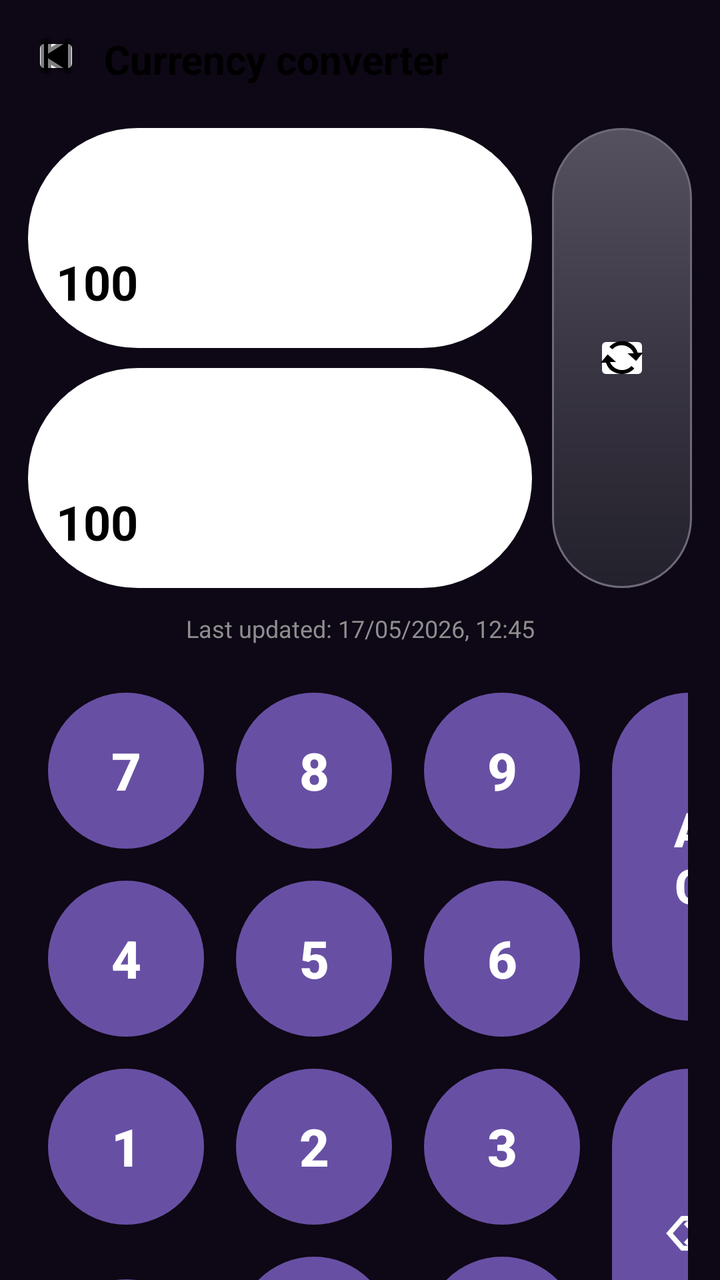
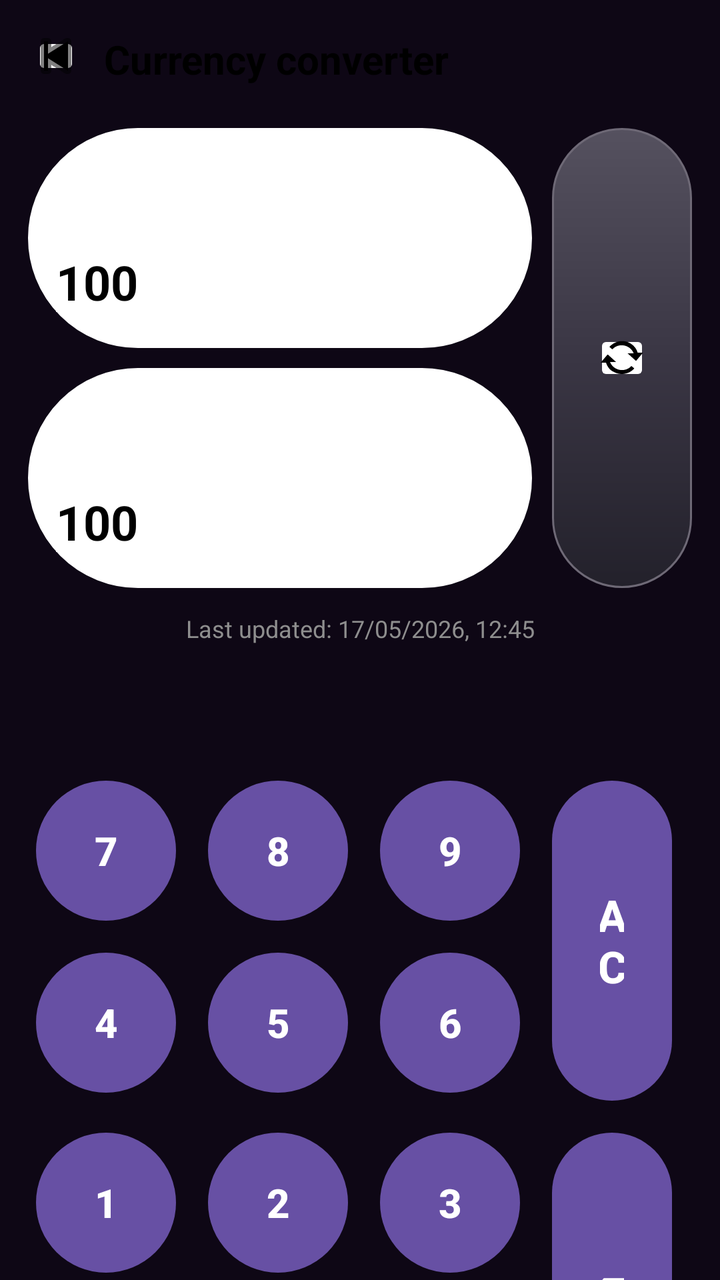

Two renders of the same Android screen: before a commit and after it. Below are the layout's source before the change and the commit's diff.
<!-- AndroidManifest.xml: application theme Theme.Calculator -->
<!-- res/layout/currency_page.xml -->
<?xml version="1.0" encoding="utf-8"?>
<androidx.constraintlayout.widget.ConstraintLayout
    xmlns:android="http://schemas.android.com/apk/res/android"
    xmlns:app="http://schemas.android.com/apk/res-auto"
    xmlns:tools="http://schemas.android.com/tools"
    android:layout_width="match_parent"
    android:layout_height="match_parent"
    android:background="#0E0715"
    tools:context=".CurrencyPage"
    android:fitsSystemWindows="true">

    
    <ImageButton
        android:id="@+id/btnBack"
        android:layout_width="24dp"
        android:layout_height="24dp"
        android:layout_marginStart="16dp"
        android:layout_marginTop="16dp"
        android:src="@android:drawable/ic_media_previous"
        app:tint="?attr/calcButtonText"
        android:backgroundTint="?attr/calcButtonBackground"
        app:layout_constraintStart_toStartOf="parent"
        app:layout_constraintTop_toTopOf="parent"
        android:onClick="showMeasurements"/>

    
    <TextView
        android:id="@+id/txtTitle"
        android:layout_width="wrap_content"
        android:layout_height="wrap_content"
        android:text="Currency converter"
        android:textColor="?attr/calcButtonText"
        android:backgroundTint="?attr/calcButtonBackground"
        android:textSize="20sp"
        android:textStyle="bold"
        android:layout_marginStart="12dp"
        app:layout_constraintStart_toEndOf="@id/btnBack"
        app:layout_constraintTop_toTopOf="@id/btnBack"
        />

    
    <LinearLayout
        android:id="@+id/topContainer"
        android:layout_width="0dp"
        android:layout_height="wrap_content"
        android:orientation="horizontal"
        android:layout_marginTop="24dp"
        android:layout_marginStart="14dp"
        android:layout_marginEnd="14dp"
        app:layout_constraintTop_toBottomOf="@id/btnBack"
        app:layout_constraintStart_toStartOf="parent"
        app:layout_constraintEnd_toEndOf="parent"
        android:backgroundTint="?attr/calcButtonBackground">

        
        <LinearLayout
            android:layout_width="0dp"
            android:layout_height="wrap_content"
            android:layout_weight="1"
            android:orientation="vertical"
            android:backgroundTint="?attr/calcButtonBackground">

            
            <LinearLayout
                android:layout_width="match_parent"
                android:layout_height="110dp"
                android:background="@drawable/card_bg"
                android:orientation="vertical"
                android:padding="10dp"
                android:backgroundTint="?attr/calcButtonBackground">

                <Spinner
                    android:layout_width="wrap_content"
                    android:layout_height="wrap_content"
                    android:id="@+id/sp1"
                    android:minHeight="45dp"
                    android:textColor="?attr/calcButtonText"
                    android:backgroundTint="?attr/calcButtonBackground"/>

                <EditText
                    android:id="@+id/edcc1"
                    android:layout_width="wrap_content"
                    android:layout_height="wrap_content"
                    android:backgroundTint="?attr/calcButtonBackground"
                    android:textColor="?attr/calcButtonText"
                    android:textSize="24sp"
                    android:text="100"
                    android:textStyle="bold"/>
            </LinearLayout>

            
            <Space
                android:layout_width="match_parent"
                android:layout_height="10dp"/>

            
            <LinearLayout
                android:layout_width="match_parent"
                android:layout_height="110dp"
                android:background="@drawable/card_bg"
                android:backgroundTint="?attr/calcButtonBackground"
                android:orientation="vertical"
                android:padding="10dp">

                <Spinner
                    android:layout_width="wrap_content"
                    android:layout_height="wrap_content"
                    android:id="@+id/sp2"
                    android:minHeight="45dp"
                    android:textColor="?attr/calcButtonText"
                    android:backgroundTint="?attr/calcButtonBackground"/>

                <EditText
                    android:id="@+id/edcc2"
                    android:layout_width="wrap_content"
                    android:layout_height="wrap_content"
                    android:backgroundTint="?attr/calcButtonBackground"
                    android:textColor="?attr/calcButtonText"
                    android:textSize="24sp"
                    android:text="100"
                    android:textStyle="bold"/>
            </LinearLayout>

        </LinearLayout>

        
        <LinearLayout
            android:id="@+id/btnSwap"
            android:layout_width="70dp"
            android:layout_height="230dp"
            android:layout_marginStart="10dp"
            android:background="@drawable/card_bg"
            android:gravity="center"
            android:orientation="vertical">

            <ImageButton
                android:layout_width="28dp"
                android:layout_height="28dp"
                android:src="@android:drawable/stat_notify_sync"
                android:tint="?attr/calcButtonText"
                android:backgroundTint="?attr/calcButtonBackground"
                android:onClick="swap"/>
        </LinearLayout>

    </LinearLayout>

    
    <TextView
        android:id="@+id/txtUpdated"
        android:layout_width="wrap_content"
        android:layout_height="wrap_content"
        android:text="Last updated: 17/05/2026, 12:45"
        android:textColor="#8E8E8E"
        android:textSize="12sp"
        android:layout_marginTop="12dp"
        app:layout_constraintTop_toBottomOf="@id/topContainer"
        app:layout_constraintStart_toStartOf="parent"
        app:layout_constraintEnd_toEndOf="parent"/>

    
    <GridLayout
        android:id="@+id/keypad"
        android:layout_width="0dp"
        android:layout_height="wrap_content"
        android:columnCount="4"
        android:rowCount="4"
        android:layout_margin="16dp"
        app:layout_constraintTop_toBottomOf="@id/txtUpdated"
        app:layout_constraintStart_toStartOf="parent"
        app:layout_constraintEnd_toEndOf="parent">

        
        <Button
            android:id="@+id/btn7"
            style="@style/KeyButton"
            android:text="7"/>

        <Button
            android:id="@+id/btn8"
            style="@style/KeyButton"
            android:text="8"/>

        <Button
            android:id="@+id/btn9"
            style="@style/KeyButton"
            android:text="9"/>

        <Button
            android:id="@+id/btnAC"
            style="@style/SideButton"
            android:text="AC"
            android:layout_rowSpan="2"/>

        
        <Button
            android:id="@+id/btn4"
            style="@style/KeyButton"
            android:text="4"/>

        <Button
            android:id="@+id/btn5"
            style="@style/KeyButton"
            android:text="5"/>

        <Button
            android:id="@+id/btn6"
            style="@style/KeyButton"
            android:text="6"/>

        
        <Button
            android:id="@+id/btn1"
            style="@style/KeyButton"
            android:text="1"/>

        <Button
            android:id="@+id/btn2"
            style="@style/KeyButton"
            android:text="2"/>

        <Button
            android:id="@+id/btn3"
            style="@style/KeyButton"
            android:text="3"/>

        <Button
            android:id="@+id/btnDelete"
            style="@style/SideButton"
            android:text="⌫"
            android:layout_rowSpan="2"/>

        
        <Button
            android:id="@+id/btn00"
            style="@style/KeyButton"
            android:text="00"/>

        <Button
            android:id="@+id/btn0"
            style="@style/KeyButton"
            android:text="0"/>

        <Button
            android:id="@+id/btnDot"
            style="@style/KeyButton"
            android:text="."/>

    </GridLayout>

</androidx.constraintlayout.widget.ConstraintLayout>
<!-- resources referenced by this layout -->
<resources>
  <!-- drawable card_bg (drawable) -->
  <?xml version="1.0" encoding="utf-8"?>
  <shape xmlns:android="http://schemas.android.com/apk/res/android">
  
      <gradient
          android:angle="270"
          android:startColor="#55515F"
          android:centerColor="#3A3644"
          android:endColor="#23212B"/>
  
      <corners android:radius="100dp"/>
  
      <stroke
          android:width="1dp"
          android:color="#6E6976"/>
  </shape>
  <style name="KeyButton">
              <item name="android:layout_width">78dp</item>
              <item name="android:layout_height">78dp</item>
              <item name="android:layout_margin">8dp</item>
              <item name="android:background">@drawable/keypad_button_bg</item>
              <item name="android:textColor">@android:color/white</item>
              <item name="android:textSize">26sp</item>
              <item name="android:textStyle">bold</item>
          </style>
  <style name="SideButton">
              <item name="android:layout_width">78dp</item>
              <item name="android:layout_height">164dp</item>
              <item name="android:layout_margin">8dp</item>
              <item name="android:background">@drawable/keypad_button_bg</item>
              <item name="android:textColor">@android:color/white</item>
              <item name="android:textSize">24sp</item>
              <item name="android:textStyle">bold</item>
          </style>
  <style name="Theme.Calculator" parent="Base.Theme.Calculator" />
  <!-- drawable keypad_button_bg (drawable) -->
  <?xml version="1.0" encoding="utf-8"?>
  <shape xmlns:android="http://schemas.android.com/apk/res/android">
      <gradient
          android:angle="270"
          android:endColor="#2D2F3A"
          android:startColor="#5A5D6E"/>
  
      <corners android:radius="100dp"/>
  
  </shape>
  <style name="Base.Theme.Calculator" parent="Theme.Material3.DayNight.NoActionBar">
          
          
          <item name="android:statusBarColor"> @android:color/transparent</item>
          <item name="android:windowLayoutInDisplayCutoutMode">shortEdges</item>
        <item name="calcButtonBackground">#FFFFFF</item>
          <item name="calcButtonText">#000000</item>
      </style>
</resources>

<!-- the commit's change to res/layout/currency_page.xml (unified diff, before → after) -->
@@ -156,7 +156,13 @@
         app:layout_constraintTop_toBottomOf="@id/topContainer"
         app:layout_constraintStart_toStartOf="parent"
         app:layout_constraintEnd_toEndOf="parent"/>
-
+<View
+    android:layout_width="match_parent"
+    android:layout_height="50dp"
+    app:layout_constraintTop_toBottomOf="@+id/txtUpdated"
+    app:layout_constraintStart_toStartOf="parent"
+    app:layout_constraintEnd_toEndOf="parent"
+    android:id="@+id/space1"/>
     
     <GridLayout
         android:id="@+id/keypad"
@@ -164,8 +170,8 @@
         android:layout_height="wrap_content"
         android:columnCount="4"
         android:rowCount="4"
-        android:layout_margin="16dp"
-        app:layout_constraintTop_toBottomOf="@id/txtUpdated"
+        android:layout_margin="10dp"
+        app:layout_constraintTop_toBottomOf="@id/space1"
         app:layout_constraintStart_toStartOf="parent"
         app:layout_constraintEnd_toEndOf="parent">
 
@@ -233,7 +239,8 @@
         <Button
             android:id="@+id/btn00"
             style="@style/KeyButton"
-            android:text="00"/>
+            android:text="00"
+            android:textSize="18sp"/>
 
         <Button
             android:id="@+id/btn0"
<!-- resource entries referenced after the edit -->
@@ -17,21 +17,21 @@
           android:color="#6E6976"/>
   </shape>
   <style name="KeyButton">
-              <item name="android:layout_width">78dp</item>
-              <item name="android:layout_height">78dp</item>
+              <item name="android:layout_width">70dp</item>
+              <item name="android:layout_height">70dp</item>
               <item name="android:layout_margin">8dp</item>
               <item name="android:background">@drawable/keypad_button_bg</item>
               <item name="android:textColor">@android:color/white</item>
-              <item name="android:textSize">26sp</item>
+              <item name="android:textSize">20sp</item>
               <item name="android:textStyle">bold</item>
           </style>
   <style name="SideButton">
-              <item name="android:layout_width">78dp</item>
-              <item name="android:layout_height">164dp</item>
+              <item name="android:layout_width">60dp</item>
+              <item name="android:layout_height">160dp</item>
               <item name="android:layout_margin">8dp</item>
               <item name="android:background">@drawable/keypad_button_bg</item>
               <item name="android:textColor">@android:color/white</item>
-              <item name="android:textSize">24sp</item>
+              <item name="android:textSize">22sp</item>
               <item name="android:textStyle">bold</item>
           </style>
   <style name="Theme.Calculator" parent="Base.Theme.Calculator" />
